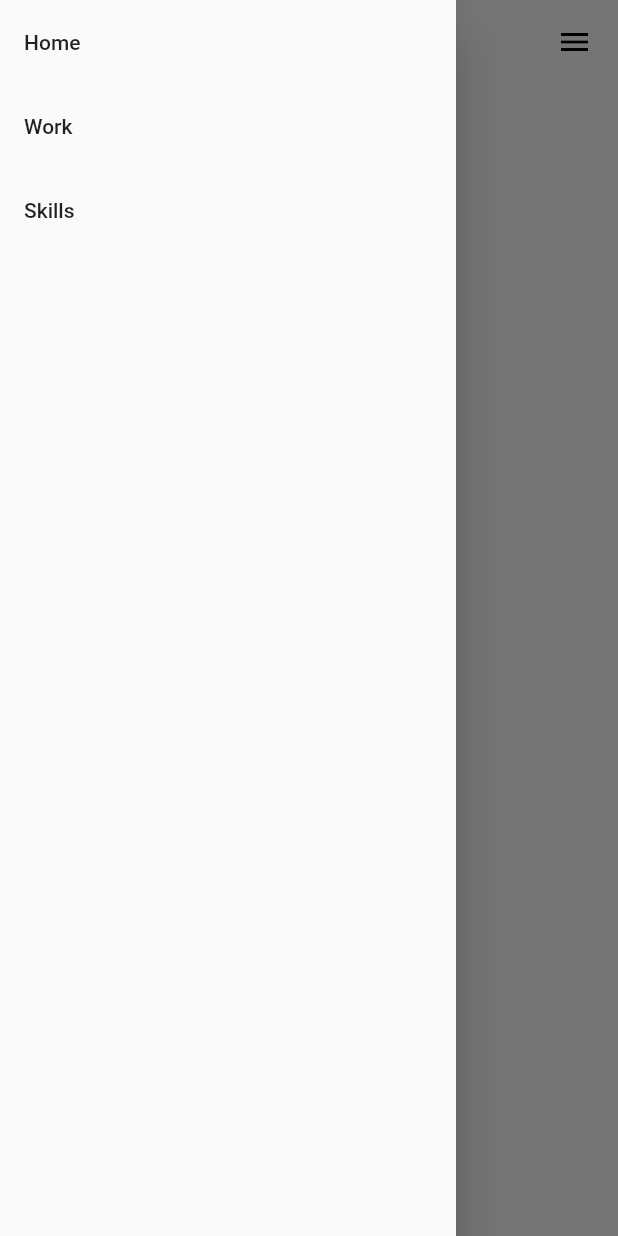
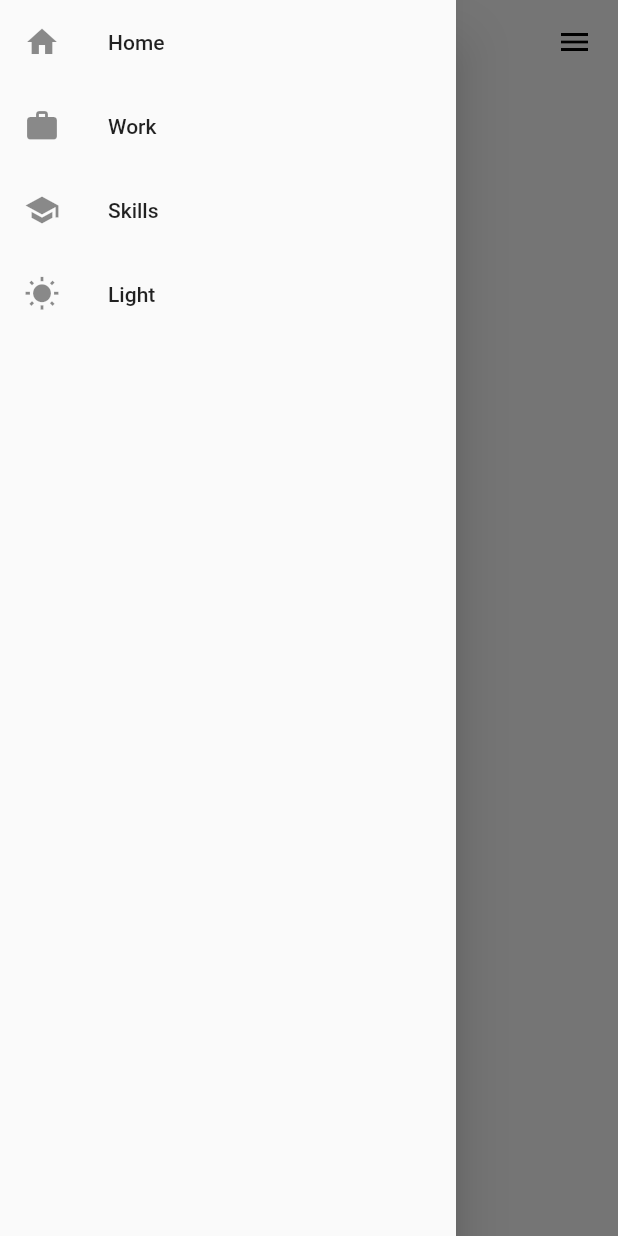
Before and after one commit to kedrakk/khineaindrakyaw_portfolio, a Flutter app: the screen it shows after launch, after a tap on the "menu" icon, on a phone screen of 412 x 824 dp. Run offline on Flutter 3.47's test engine with Material 2 defaults, Android fonts, the phone set to English and light mode, and no system bars; our stand-ins replace flutter_riverpod, get_it, shared_preferences.

Commit message:
add string extension

```diff
--- /dev/null
+++ b/lib/const/string_extensions.dart
@@ -0,0 +1,5 @@
+extension ExtendedString on String {
+  String toCapitalizedString() {
+    return '${this[0].toUpperCase()}${substring(1)}';
+  }
+}
--- a/lib/pages/home_page.dart
+++ b/lib/pages/home_page.dart
@@ -1,8 +1,8 @@
 import 'package:flutter/material.dart';
 import 'package:flutter_riverpod/flutter_riverpod.dart';
 import 'package:kedk_portfolio/providers/nav_provider.dart';
-import 'package:kedk_portfolio/widgets/dialogs.dart';
 import 'package:kedk_portfolio/widgets/navbar.dart';
+import 'package:kedk_portfolio/const/string_extensions.dart';
 
 import '../providers/app_theme_provider.dart';
 
@@ -33,23 +33,26 @@ class HomePage extends ConsumerWidget {
         ),
       ),
       drawer: Drawer(
-        child: ListView(
-          children: NavItems.navitems
-              .map<Widget>(
-                (e) => ListTile(
-                  title: Text(
-                    e.title,
-                  ),
-                  onTap: () {
-                    ref
-                        .read(navProvider.notifier)
-                        .changePage(NavItems.navitems.indexOf(e));
-                    dismissDrawer(context);
-                  },
-                ),
-              )
-              .toList(),
-        ),
+        child: ListView(children: [
+          for (final item in NavItems.navitems)
+            ListTile(
+              leading: item.icon,
+              title: Text(item.title),
+              onTap: () {
+                ref.read(navProvider.notifier).changePage(
+                      NavItems.navitems.indexOf(item),
+                    );
+                _scaffoldKey.currentState!.closeDrawer();
+              },
+            ),
+          ListTile(
+            leading: appThemeProvider.themeIcon,
+            title: Text(appThemeProvider.themeKey.toCapitalizedString()),
+            onTap: () => ref
+                .read(themeProvider.notifier)
+                .changeTheme(appThemeProvider.themeKey),
+          ),
+        ]),
       ),
       body: activeNavItem.body,
     );
--- a/lib/providers/app_theme_provider.dart
+++ b/lib/providers/app_theme_provider.dart
@@ -27,12 +27,12 @@ class MyAppTheme {
     MyAppTheme(
       themeKey: 'light',
       theme: AppThemeData.ligthTheme,
-      themeIcon: const Icon(Icons.brightness_3),
+      themeIcon: const Icon(Icons.wb_sunny),
     ),
     MyAppTheme(
       themeKey: 'dark',
       theme: AppThemeData.darkTheme,
-      themeIcon: const Icon(Icons.wb_sunny),
+      themeIcon: const Icon(Icons.brightness_3),
     ),
   ];
 }
--- a/lib/providers/nav_provider.dart
+++ b/lib/providers/nav_provider.dart
@@ -1,4 +1,4 @@
-import 'package:flutter/cupertino.dart';
+import 'package:flutter/material.dart';
 import 'package:flutter_riverpod/flutter_riverpod.dart';
 import 'package:kedk_portfolio/pages/home_page.dart';
 import 'package:kedk_portfolio/pages/skills_page.dart';
@@ -7,17 +7,22 @@ import 'package:kedk_portfolio/pages/work_page.dart';
 @immutable
 class NavItems {
   const NavItems(
-      {required this.index, required this.title, required this.body});
+      {required this.index,
+      required this.title,
+      required this.body,
+      required this.icon});
 
   final int index;
   final String title;
   final Widget body;
+  final Widget icon;
 
-  NavItems copyWith({int? index, String? title, Widget? body}) {
+  NavItems copyWith({int? index, String? title, Widget? body, Widget? icon}) {
     return NavItems(
       index: index ?? this.index,
       title: title ?? this.title,
       body: body ?? this.body,
+      icon: icon ?? this.icon,
     );
   }
 
@@ -26,16 +31,19 @@ class NavItems {
       index: 0,
       title: 'Home',
       body: HomeWidget(),
+      icon: Icon(Icons.home),
     ),
     NavItems(
       index: 1,
       title: 'Work',
       body: WorkPage(),
+      icon: Icon(Icons.work),
     ),
     NavItems(
       index: 2,
       title: 'Skills',
       body: SkillsPage(),
+      icon: Icon(Icons.school),
     )
   ];
 }
```
